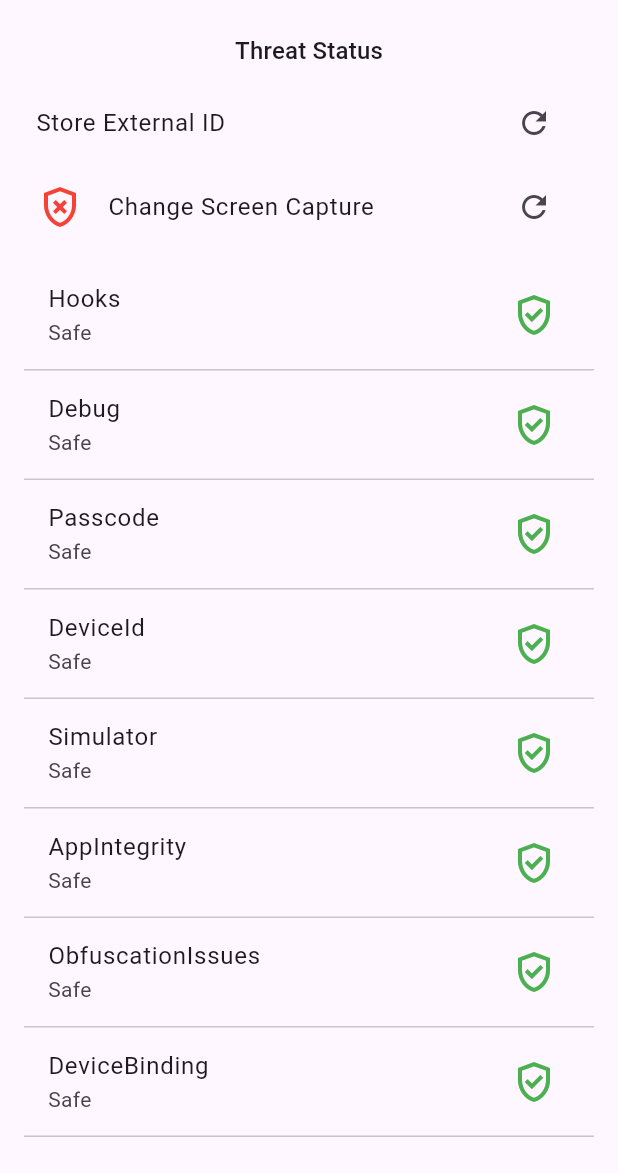
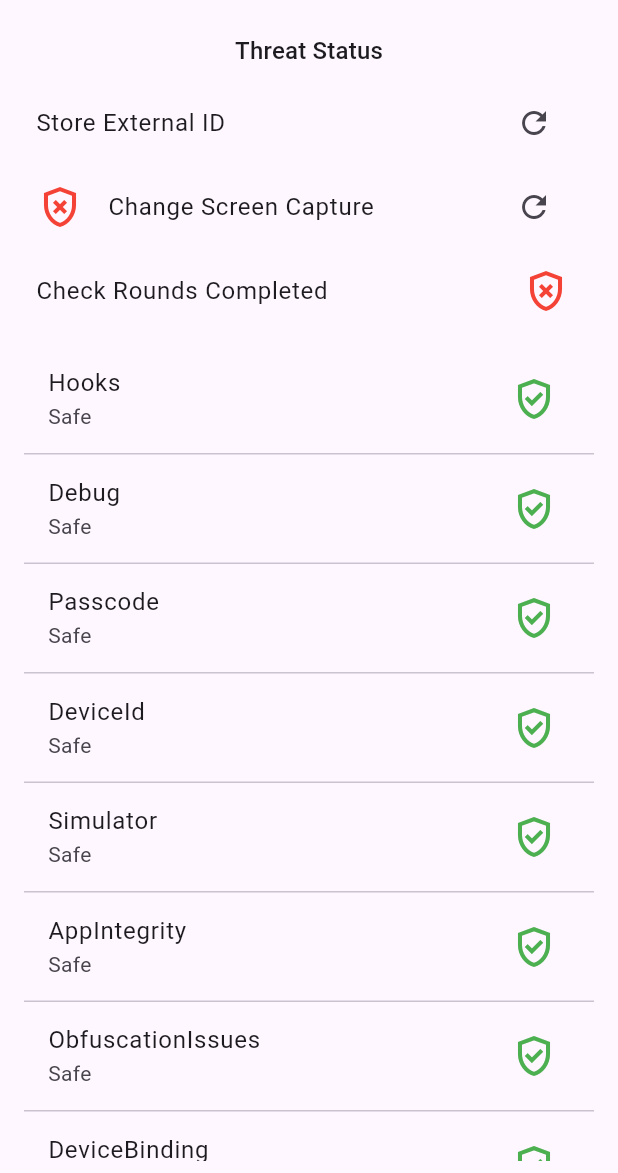
Before and after one commit to talsec/Free-RASP-Flutter, a Flutter app: the screen it shows after launch, on a phone screen of 412 x 824 dp, the part 63-1236 px from its top. Run offline on Flutter 3.47's test engine with Material 3 defaults, Android fonts, the phone set to English and light mode, and no system bars; our stand-ins replace convert, flutter_riverpod.

Commit message:
refactor(demo): add new checks and run check control

```diff
--- a/example/lib/main.dart
+++ b/example/lib/main.dart
@@ -121,6 +121,10 @@ class HomePage extends ConsumerWidget {
                   },
                 ),
               ),
+              ListTile(
+                title: const Text('Check Rounds Completed'),
+                trailing: SafetyIcon(isDetected: !threatState.allChecksPassed),
+              ),
               Expanded(
                 child: ThreatListView(threats: threatState.detectedThreats),
               ),
```
Also changed, not shown: example/lib/threat_notifier.dart (+8 -0 lines), example/lib/threat_state.dart (+9 -2 lines).
